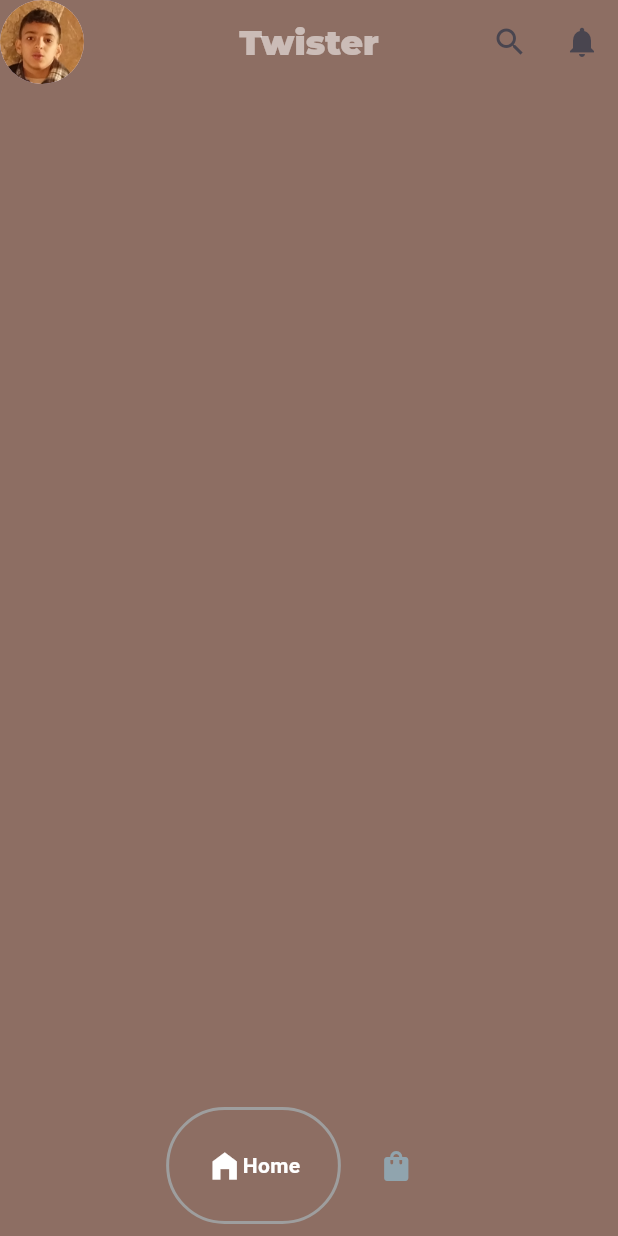
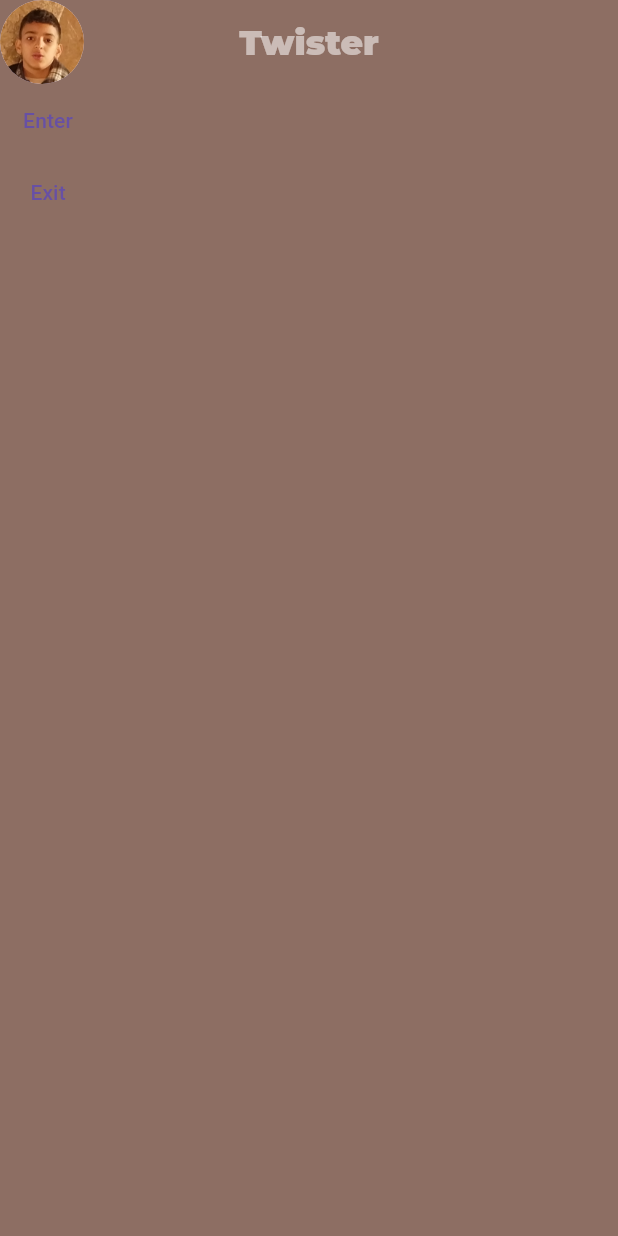
Before and after one commit to AbdulrahmanAbusnena/twister, a Flutter app: the screen it shows after launch, on a phone screen of 412 x 824 dp. Run offline on Flutter 3.47's test engine with Material 3 defaults, Android fonts, the phone set to English and light mode, and no system bars; drawn by our look-alikes of google_nav_bar; our stand-ins replace google_fonts.

Commit message:
git commit

```diff
--- a/lib/Pages/cartpage.dart
+++ b/lib/Pages/cartpage.dart
@@ -7,7 +7,7 @@ class CartPage extends StatelessWidget {
   @override
   Widget build(BuildContext context) {
     return Scaffold(
-      appBar: AppBar(
+      /* appBar: AppBar(
         title: Text('Cart',
             style: GoogleFonts.montserrat(
               fontSize: 14,
@@ -17,6 +17,8 @@ class CartPage extends StatelessWidget {
         centerTitle: true,
         elevation: 0.0,
       ),
+      */
+      body: Center(child: Text('cart')),
     );
   }
 }
--- a/lib/Pages/homepage.dart
+++ b/lib/Pages/homepage.dart
@@ -21,7 +21,7 @@ class _HomePageState extends State<HomePage> {
     });
   }
 
-  final List _page = [
+  final List<Widget> _pages = [
     // shop page
     const ShopPage(),
     // cart page
@@ -30,30 +30,11 @@ class _HomePageState extends State<HomePage> {
   @override
   Widget build(BuildContext context) {
     return Scaffold(
-      backgroundColor: Colors.brown[400],
-      appBar: AppBar(
-        backgroundColor: Colors.brown[400],
-        title: Text(
-          'Twister',
-          style: GoogleFonts.montserrat(
-            color: Colors.white54,
-            fontSize: 23,
-            fontWeight: FontWeight.w900,
-          ),
+        //  backgroundColor: Colors.brown[400],
+
+        bottomNavigationBar: NavBar(
+          onTabChange: (index) => navigateBottomBar(index),
         ),
-        centerTitle: true,
-        leading: const CircleAvatar(
-          backgroundImage: AssetImage('assets/abdul.png'),
-        ),
-        actions: [
-          IconButton(onPressed: () {}, icon: const Icon(Icons.search)),
-          IconButton(onPressed: () {}, icon: const Icon(Icons.notifications)),
-        ],
-        elevation: 0.0,
-      ),
-      bottomNavigationBar: NavBar(
-        onTabChange: (index) => navigateBottomBar(index),
-      ),
-    );
+        body: _pages[_selectedIndex]);
   }
 }
--- a/lib/Pages/registration.dart
+++ b/lib/Pages/registration.dart
@@ -0,0 +1,57 @@
+import 'package:flutter/material.dart';
+import 'package:google_fonts/google_fonts.dart';
+import 'package:twister/Pages/homepage.dart';
+
+class RegistrationView extends StatefulWidget {
+  const RegistrationView({super.key});
+
+  @override
+  State<RegistrationView> createState() => _RegistrationViewState();
+}
+
+class _RegistrationViewState extends State<RegistrationView> {
+  @override
+  Widget build(BuildContext context) {
+    return Scaffold(
+      backgroundColor: Colors.brown[400],
+      appBar: AppBar(
+        backgroundColor: Colors.brown[400],
+        title: Text(
+          'Twister',
+          style: GoogleFonts.montserrat(
+            color: Colors.white54,
+            fontSize: 23,
+            fontWeight: FontWeight.w900,
+          ),
+        ),
+        centerTitle: true,
+        leading: const CircleAvatar(
+          backgroundImage: AssetImage('assets/abdul.png'),
+        ),
+        elevation: 0.0,
+      ),
+      body: Column(
+        crossAxisAlignment: CrossAxisAlignment.end,
+        children: [
+          TextButton(
+            onPressed: () {
+              Navigator.push(context,
+                  MaterialPageRoute(builder: (context) => const HomePage()));
+            },
+            child: const Text(
+              'Enter',
+            ),
+          ),
+          TextButton(
+            onPressed: () {
+              Navigator.pop(context);
+            },
+            child: const Text(
+              'Exit',
+            ),
+          ),
+        ],
+      ),
+    );
+  }
+}
--- a/lib/components/gnev.dart
+++ b/lib/components/gnev.dart
@@ -1,6 +1,7 @@
 import 'package:flutter/material.dart';
 import 'package:google_nav_bar/google_nav_bar.dart';
 
+// ignore: must_be_immutable
 class NavBar extends StatelessWidget {
   void Function(int)? onTabChange;
   NavBar({super.key, required this.onTabChange});
@@ -10,7 +11,7 @@ class NavBar extends StatelessWidget {
     return Padding(
       padding: const EdgeInsets.only(bottom: 8.0),
       child: GNav(
-        onTabChange: (value) => onTabChange,
+        onTabChange: (value) => onTabChange!(value),
         mainAxisAlignment: MainAxisAlignment.center,
         activeColor: Colors.white,
         color: Colors.blueGrey[300],
--- a/lib/main.dart
+++ b/lib/main.dart
@@ -2,6 +2,7 @@ import 'package:flutter/material.dart';
 //import 'package:google_nav_bar/google_nav_bar.dart';
 //import 'package:twister/Designs/themes.dart';
 import 'package:twister/Pages/homepage.dart';
+import 'package:twister/Pages/registration.dart';
 
 void main() {
   runApp(const Main());
@@ -21,7 +22,7 @@ class _MainState extends State<Main> {
       debugShowCheckedModeBanner: false,
       title: 'Twister',
       theme: ThemeData(),
-      home: const HomePage(),
+      home: const RegistrationView(),
     );
   }
 }
```
Also changed, not shown: lib/Pages/shopage.dart (+5 -2 lines).
